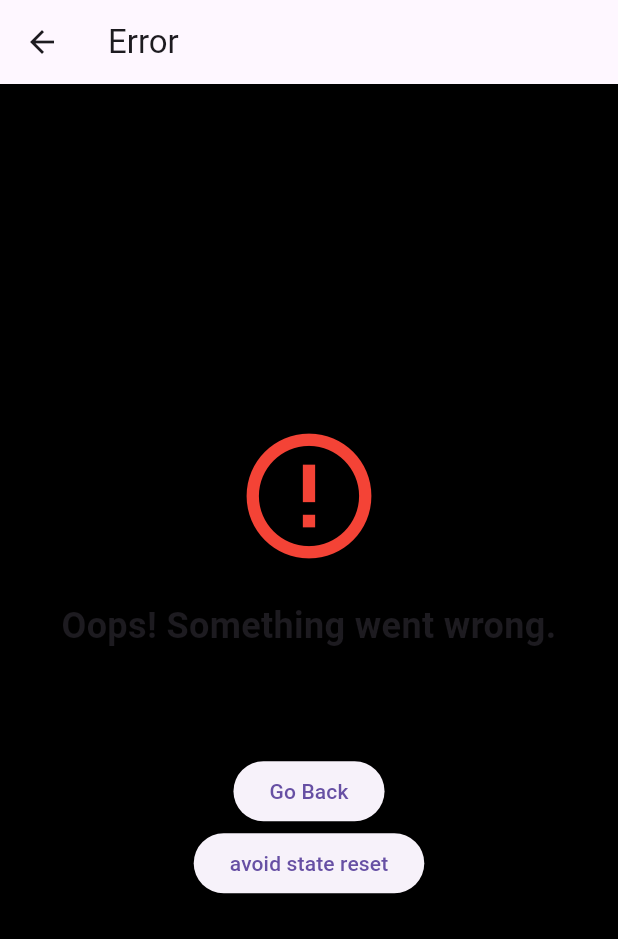
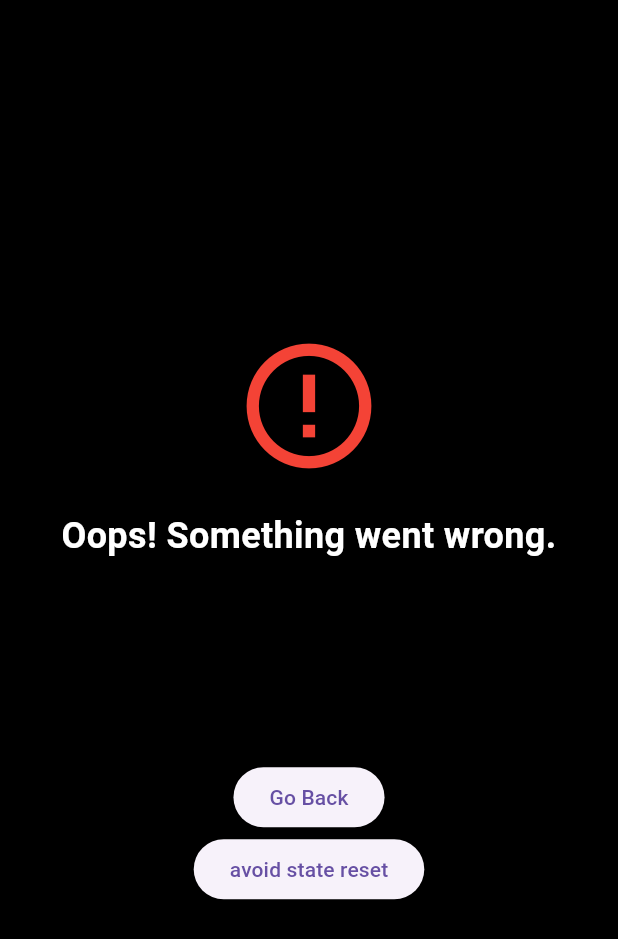
Before and after one commit to NoahTheLee/CSC322_StreakerApp_Final, a Flutter app: the ErrorScreen screen opened directly with empty values, on a phone screen of 412 x 824 dp. Shown: the top 939 px of the screen. Run offline on Flutter 3.47's test engine with Material 3 defaults, Android fonts, the phone set to English and light mode, and no system bars; our stand-ins replace auto_size_text.

Commit message:
Refactored error message handling

```diff
--- a/lib/error_screen.dart
+++ b/lib/error_screen.dart
@@ -10,10 +10,18 @@ class ErrorScreen extends StatelessWidget {
     print('Error state triggered');
     final String errorMessage =
         ModalRoute.of(context)!.settings.arguments as String;
+
+// Split the string
+    List<String> parts = errorMessage.split('||| Source:');
+// Trim whitespace from each part
+    String reason = parts[0].trim();
+    String source = parts.length > 1 ? parts[1].trim() : '';
+
+// Use the parsed values
+    print('Reason was: $reason');
+    print('Source is: $source');
+
     return Scaffold(
-      appBar: AppBar(
-        title: const Text('Error'),
-      ),
       body: Center(
         child: Padding(
           padding: const EdgeInsets.all(16.0),
@@ -28,14 +36,27 @@ class ErrorScreen extends StatelessWidget {
               const SizedBox(height: 20),
               const Text(
                 'Oops! Something went wrong.',
-                style: TextStyle(fontSize: 24, fontWeight: FontWeight.bold),
+                style: TextStyle(
+                    fontSize: 24,
+                    fontWeight: FontWeight.bold,
+                    color: Colors.white),
                 textAlign: TextAlign.center,
               ),
-              const SizedBox(height: 20),
+              const SizedBox(height: 50),
               Text(
-                errorMessage,
+                reason,
                 style: const TextStyle(
                   color: Colors.white,
+                  fontSize: 20,
+                ),
+                textAlign: TextAlign.center,
+              ),
+              const SizedBox(height: 5),
+              Text(
+                source,
+                style: const TextStyle(
+                  color: Color.fromARGB(255, 128, 128, 128),
+                  fontStyle: FontStyle.italic,
                   fontSize: 20,
                 ),
                 textAlign: TextAlign.center,
```
